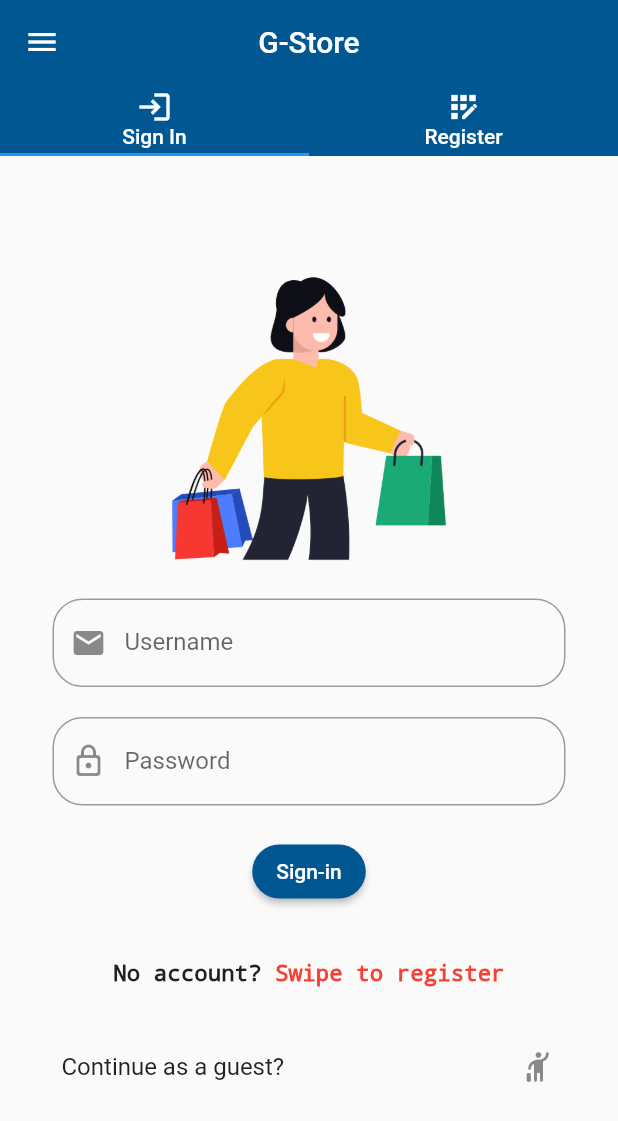
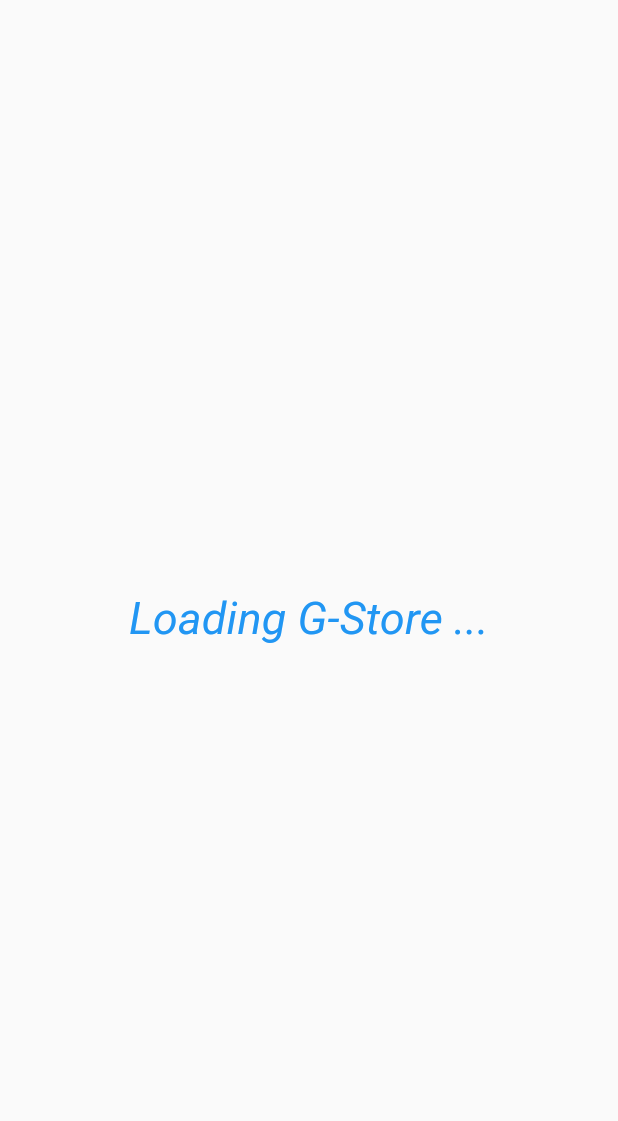
Before and after one commit to MohamedAlyMatar/Gstore_Ecommerce-app-by-flutter, a Flutter app: the first screen one second after launch, on a phone screen of 412 x 824 dp. Shown: the top 1121 px of the screen. Run offline on Flutter 3.47's test engine with Material 2 defaults, Android fonts, the phone set to English and light mode, and no system bars; our stand-ins replace badges, cloud_firestore, firebase_auth, firebase_core, flutter_rating_bar, fluttertoast and 2 more; missing offline and left inert: clipboard; accounts and stored records are empty.

Commit message:
added the loading screen, updated readme file, and edited some pages

```diff
--- a/lib/AdminControls.dart
+++ b/lib/AdminControls.dart
@@ -17,8 +17,7 @@
   Widget build(BuildContext context) {
     return MaterialApp(
         debugShowCheckedModeBanner: false,
-        home: SafeArea(
-            child: Scaffold(
+        home: Scaffold(
           backgroundColor: Colors.white,
           appBar: AppBar(
             elevation: 0,
@@ -106,6 +105,6 @@
               ),
             ),
           ),
-            )));
+        ));
   }
 }
--- a/lib/ProductCard.dart
+++ b/lib/ProductCard.dart
@@ -116,6 +116,7 @@
                         onPressed: () {
                           final bucket = Provider.of<Bucket>(context, listen: false);
                           bucket.addToBucket(widget.p);
+                          fetchProductsFromFirestore();
                         },
                         icon: const Icon(
                           Icons.add_shopping_cart_outlined,
--- a/lib/ProductList.dart
+++ b/lib/ProductList.dart
@@ -50,7 +50,7 @@
                   ),
                   onTap: () {
                     FlutterClipboard.copy(product.productID).then((value) {
-                      final snackBar = SnackBar(
+                      const snackBar =  SnackBar(
                         content: Text('Product ID copied to clipboard'),
                       );
                       ScaffoldMessenger.of(context).showSnackBar(snackBar);
--- a/lib/ProfileSettings.dart
+++ b/lib/ProfileSettings.dart
@@ -27,8 +27,7 @@
   Widget build(BuildContext context) {
     return MaterialApp(
         debugShowCheckedModeBanner: false,
-        home: SafeArea(
-            child: Scaffold(
+        home: Scaffold(
           backgroundColor: Colors.white,
           appBar: AppBar(
             elevation: 0,
@@ -123,6 +122,6 @@
               ),
             ),
           ),
-        )));
+        ));
   }
 }
--- /dev/null
+++ b/lib/SplashScreen.dart
@@ -0,0 +1,26 @@
+import 'package:flutter/material.dart';
+
+import 'home.dart';
+
+class SplashScreen extends StatefulWidget {
+  SplashScreen({Key? key}) : super(key: key);
+
+  @override
+  State<SplashScreen> createState() => _SplashScreenState();
+}
+
+class _SplashScreenState extends State<SplashScreen> {
+  @override
+  Widget build(BuildContext context) {
+    return Scaffold(
+      body: Center(
+          child: Container(
+        child: const Text(
+          "Loading G-Store ...",
+          style: TextStyle(
+              color: Colors.blue, fontSize: 30, fontStyle: FontStyle.italic),
+        ),
+      )),
+    );
+  }
+}
--- a/lib/home.dart
+++ b/lib/home.dart
@@ -24,8 +24,7 @@
   Widget build(BuildContext context) {
     return MaterialApp(
         debugShowCheckedModeBanner: false,
-        home: SafeArea(
-            child: DefaultTabController(
+        home: DefaultTabController(
             length: 2,
             child: Scaffold(
               appBar: AppBar(
@@ -75,7 +74,8 @@
                   ],
                 ),
               ),
-                  drawer: Builder(
+              drawer: SafeArea(
+                  child: Builder(
                 builder: (BuildContext drawerContext) => Drawer(
                   child: Column(
                     mainAxisAlignment: MainAxisAlignment.start,
@@ -101,8 +101,7 @@
                                   width: 10,
                                 ),
                                 Column(
-                                      mainAxisAlignment:
-                                          MainAxisAlignment.center,
+                                  mainAxisAlignment: MainAxisAlignment.center,
                                   children: [
                                     user != null
                                         ? Text("${user?.displayName}")
@@ -131,8 +130,7 @@
                         ),
                         onTap: () {
                           Navigator.of(drawerContext).push(
-                                MaterialPageRoute(
-                                    builder: (context) => settings()),
+                            MaterialPageRoute(builder: (context) => settings()),
                           );
                         },
                       ),
@@ -145,21 +143,20 @@
                         ),
                         onTap: () {
                           Navigator.of(drawerContext).push(
-                                MaterialPageRoute(
-                                    builder: (context) => about()),
+                            MaterialPageRoute(builder: (context) => about()),
                           );
                         },
                       ),
                     ],
                   ),
                 ),
-                  ),
+              )),
               body: TabBarView(
                 children: [
                   signIn(),
                   register(),
                 ],
               ),
-                ))));
+            )));
   }
 }
--- a/lib/main.dart
+++ b/lib/main.dart
@@ -1,5 +1,6 @@
 import 'package:firebase_auth/firebase_auth.dart';
 import 'package:flutter/material.dart';
+import 'package:gstore/SplashScreen.dart';
 import 'package:gstore/firebase_options.dart';
 import 'package:firebase_core/firebase_core.dart';
 import 'package:gstore/classes.dart';
@@ -24,26 +25,27 @@
           create: (_) => Bucket(),
         ),
       ],
-      child: user != null ? market() : home(),
-      // child: home(),
+      // child: user != null ? market() : home(),
+      child: LoadApp(),
     ),
   );
 }
 
-class MyApp extends StatelessWidget {
+class LoadApp extends StatelessWidget {
   Future<void> initializeApp() async {
     // Simulate an asynchronous task (e.g., Firebase initialization)
-    await Future.delayed(Duration(seconds: 2));
+    await Future.delayed(const Duration(seconds: 2));
   }
 
   @override
   Widget build(BuildContext context) {
     return MaterialApp(
+      debugShowCheckedModeBanner: false,
       home: FutureBuilder(
         future: initializeApp(),
         builder: (context, snapshot) {
           if (snapshot.connectionState == ConnectionState.waiting) {
-            return LoadingScreen(); // Display loading screen while waiting
+            return SplashScreen(); // Display loading screen while waiting
           } else {
             return home(); // Replace with your main app screen
           }
@@ -52,14 +54,3 @@
     );
   }
 }
-
-class LoadingScreen extends StatelessWidget {
-  @override
-  Widget build(BuildContext context) {
-    return const Scaffold(
-      body: Center(
-        child: CircularProgressIndicator(), // You can use any loading indicator widget here
-      ),
-    );
-  }
-}
--- a/lib/settings.dart
+++ b/lib/settings.dart
@@ -13,8 +13,7 @@
   Widget build(BuildContext context) {
     return MaterialApp(
         debugShowCheckedModeBanner: false,
-        home: SafeArea(
-            child: Scaffold(
+        home: Scaffold(
           backgroundColor: Colors.white,
           appBar: AppBar(
             elevation: 0,
@@ -102,6 +101,6 @@
               ),
             ),
           ),
-        )));
+        ));
   }
 }
```
Also changed, not shown: lib/BucketScreen.dart (+17 -10 lines), lib/ProductsGarden.dart (+14 -8 lines), lib/classes.dart (+17 -2 lines), lib/market.dart (+11 -15 lines), lib/payment.dart (+3 -4 lines), 1 other file. Lines whose indentation alone changed are shown as unchanged.
